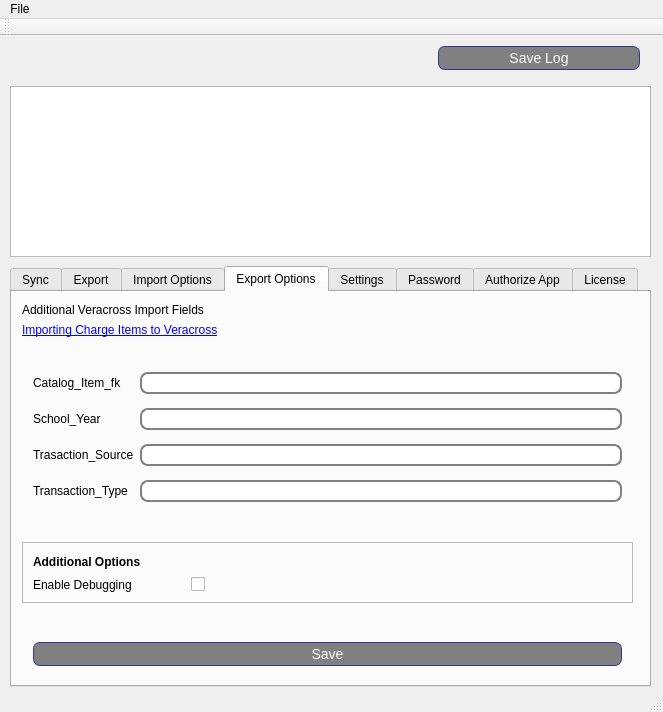
Qt form qt-lightspeed-pos-vc-connector/mainwindow.ui (beckf/lightspeed-vc-connector) before a commit.
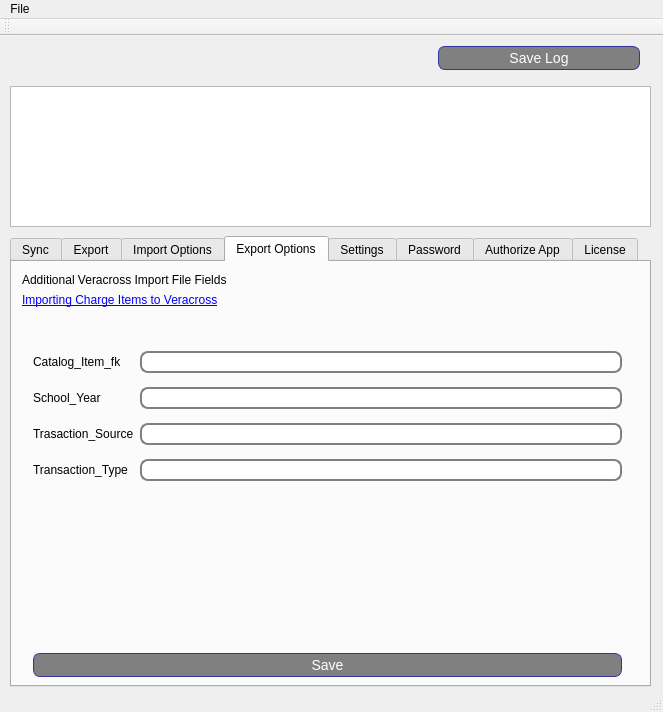
The same form after that commit. The open tabs and pages were chosen to show the change.

Patch:
```diff
--- a/qt-lightspeed-pos-vc-connector/mainwindow.ui
+++ b/qt-lightspeed-pos-vc-connector/mainwindow.ui
@@ -67,13 +67,16 @@
 </string>
   </property>
   <widget class="QWidget" name="centralWidget">
+   <property name="styleSheet">
+    <string notr="true"/>
+   </property>
    <widget class="QTabWidget" name="tabs">
     <property name="geometry">
      <rect>
       <x>10</x>
-      <y>230</y>
+      <y>200</y>
       <width>641</width>
-      <height>421</height>
+      <height>451</height>
      </rect>
     </property>
     <property name="styleSheet">
@@ -629,7 +632,7 @@
       <property name="geometry">
        <rect>
         <x>10</x>
-        <y>61</y>
+        <y>70</y>
         <width>611</width>
         <height>171</height>
        </rect>
@@ -687,14 +690,14 @@
        </rect>
       </property>
       <property name="text">
-       <string>Additional Veracross Import Fields</string>
+       <string>Additional Veracross Import File Fields</string>
       </property>
      </widget>
      <widget class="QWidget" name="verticalLayoutWidget_2">
       <property name="geometry">
        <rect>
         <x>10</x>
-        <y>339</y>
+        <y>380</y>
         <width>611</width>
         <height>41</height>
        </rect>
@@ -731,61 +734,6 @@
        <set>Qt::TextBrowserInteraction</set>
       </property>
      </widget>
-     <widget class="QFrame" name="frame_2">
-      <property name="geometry">
-       <rect>
-        <x>10</x>
-        <y>250</y>
-        <width>611</width>
-        <height>61</height>
-       </rect>
-      </property>
-      <property name="frameShape">
-       <enum>QFrame::StyledPanel</enum>
-      </property>
-      <property name="frameShadow">
-       <enum>QFrame::Raised</enum>
-      </property>
-      <widget class="QWidget" name="gridLayoutWidget_7">
-       <property name="geometry">
-        <rect>
-         <x>0</x>
-         <y>0</y>
-         <width>331</width>
-         <height>61</height>
-        </rect>
-       </property>
-       <layout class="QGridLayout" name="gridLayout_7">
-        <item row="0" column="0">
-         <widget class="QLabel" name="label_16">
-          <property name="font">
-           <font>
-            <weight>75</weight>
-            <bold>true</bold>
-           </font>
-          </property>
-          <property name="text">
-           <string>Additional Options</string>
-          </property>
-         </widget>
-        </item>
-        <item row="1" column="0">
-         <widget class="QLabel" name="label_26">
-          <property name="text">
-           <string>Enable Debugging</string>
-          </property>
-         </widget>
-        </item>
-        <item row="1" column="1">
-         <widget class="QCheckBox" name="chk_DebugExport">
-          <property name="text">
-           <string/>
-          </property>
-         </widget>
-        </item>
-       </layout>
-      </widget>
-     </widget>
     </widget>
     <widget class="QWidget" name="tab_Settings">
      <attribute name="title">
@@ -904,7 +852,28 @@
        <item row="2" column="0">
         <widget class="QLabel" name="label_5">
          <property name="text">
-          <string>LS Developer Client ID</string>
+          <string>VC API URL</string>
+         </property>
+        </widget>
+       </item>
+       <item row="2" column="1">
+        <widget class="QLineEdit" name="txt_LSDevelID">
+         <property name="echoMode">
+          <enum>QLineEdit::Password</enum>
+         </property>
+        </widget>
+       </item>
+       <item row="8" column="0">
+        <widget class="QLabel" name="label_36">
+         <property name="text">
+          <string>Enable Debugging</string>
+         </property>
+        </widget>
+       </item>
+       <item row="8" column="1">
+        <widget class="QCheckBox" name="chk_DebugExport">
+         <property name="text">
+          <string/>
          </property>
         </widget>
        </item>
@@ -1036,17 +1005,17 @@
       <x>10</x>
       <y>50</y>
       <width>641</width>
-      <height>171</height>
+      <height>141</height>
      </rect>
     </property>
    </widget>
    <widget class="QLabel" name="lbl_Icon">
     <property name="geometry">
      <rect>
-      <x>150</x>
+      <x>79</x>
       <y>10</y>
-      <width>500</width>
-      <height>380</height>
+      <width>571</width>
+      <height>461</height>
      </rect>
     </property>
     <property name="text">
```
Left out of the diff: 205 changed lines with no effect on the pictures.
